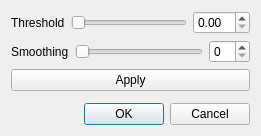
First picture: the form in qt/SegmentVolumeDialog.ui, repository RENCI/Segmentor, before the edit.
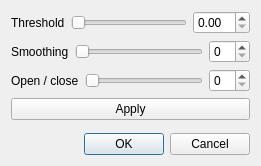
Second picture: the form after the edit.

The edit to the form file:
```diff
--- a/qt/SegmentVolumeDialog.ui
+++ b/qt/SegmentVolumeDialog.ui
@@ -7,7 +7,7 @@
     <x>0</x>
     <y>0</y>
     <width>261</width>
-    <height>136</height>
+    <height>166</height>
    </rect>
   </property>
   <property name="windowTitle">
@@ -66,6 +66,37 @@
      </item>
     </layout>
    </item>
+   <item>
+    <layout class="QHBoxLayout" name="horizontalLayout_3">
+     <item>
+      <widget class="QLabel" name="label_3">
+       <property name="text">
+        <string>Open / close</string>
+       </property>
+      </widget>
+     </item>
+     <item>
+      <widget class="QSlider" name="openCloseSlider">
+       <property name="maximum">
+        <number>10</number>
+       </property>
+       <property name="pageStep">
+        <number>2</number>
+       </property>
+       <property name="orientation">
+        <enum>Qt::Horizontal</enum>
+       </property>
+      </widget>
+     </item>
+     <item>
+      <widget class="QSpinBox" name="openCloseSpinBox">
+       <property name="maximum">
+        <number>10</number>
+       </property>
+      </widget>
+     </item>
+    </layout>
+   </item>
    <item>
     <widget class="QPushButton" name="updateButton">
      <property name="text">
```
